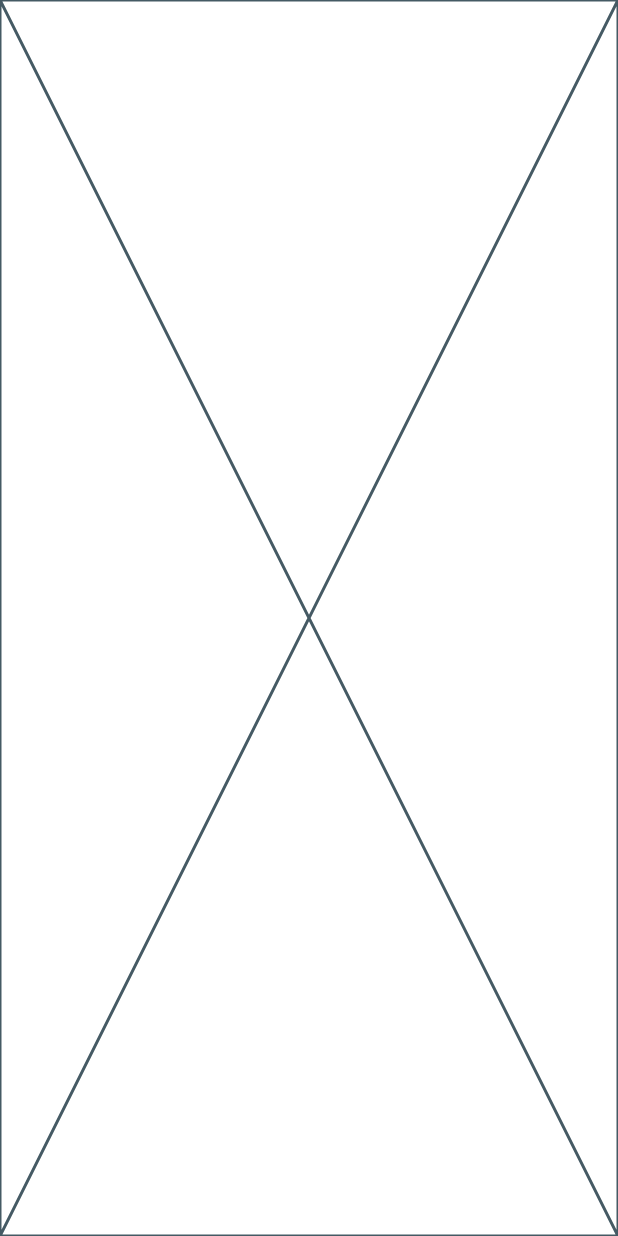
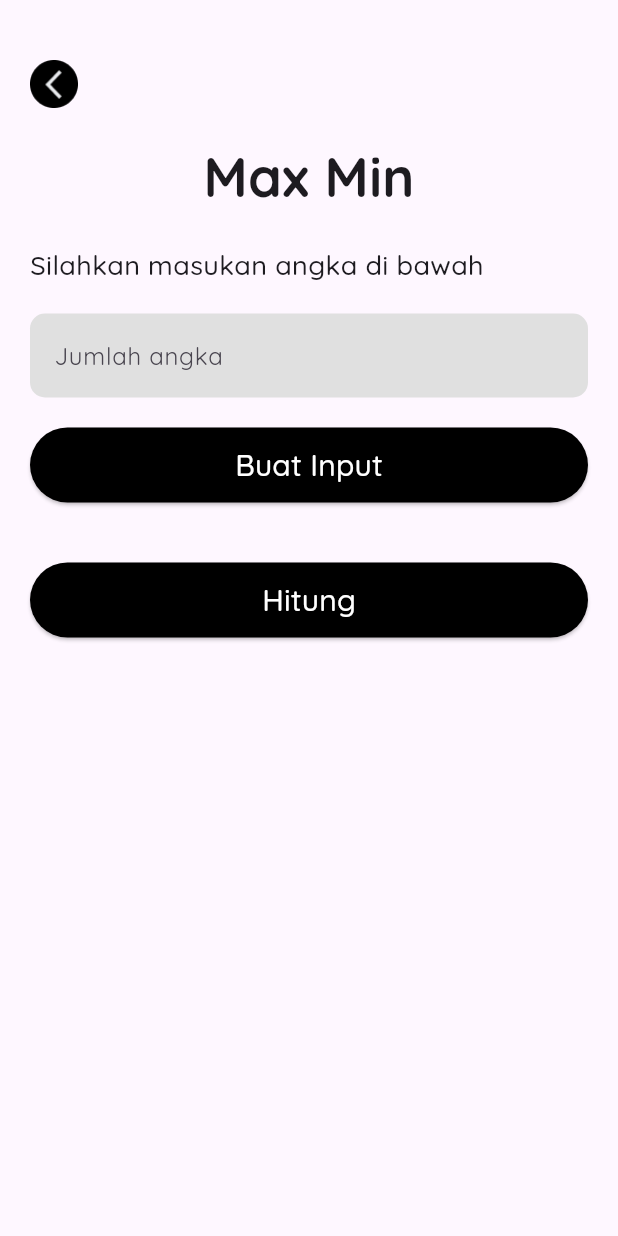
Before and after one commit to Simad9/mobile_tugas1, a Flutter app: the HomePage screen opened directly, after a tap on "Keluar", after a tap on "Masuk", after a tap on "Max Min", on a phone screen of 412 x 824 dp. Run offline on Flutter 3.47's test engine with Material 3 defaults, Android fonts, the phone set to English and light mode, and no system bars; our stand-ins replace google_fonts.

Commit message:
maxmin setengah jadi

```diff
--- a/lib/main.dart
+++ b/lib/main.dart
@@ -22,7 +22,7 @@ class MyApp extends StatelessWidget {
         // colorScheme: ColorScheme.fromSeed(seedColor: Colors.deepPurple),
         useMaterial3: true,
       ),
-      home: HitungPage(),
+      home: MaxminPage(),
     );
   }
 }
--- a/lib/pages/menu/genapganjil_page.dart
+++ b/lib/pages/menu/genapganjil_page.dart
@@ -27,6 +27,7 @@ class _GenapganjilPageState extends State<GenapganjilPage> {
   }
 
   @override
+
   Widget build(BuildContext context) {
     return Scaffold(
         body: Container(
--- a/lib/pages/menu/maxmin_page.dart
+++ b/lib/pages/menu/maxmin_page.dart
@@ -1,10 +1,194 @@
 import 'package:flutter/material.dart';
+import '../../import/all_pages.dart';
 
-class MaxminPage extends StatelessWidget {
+class MaxminPage extends StatefulWidget {
   const MaxminPage({super.key});
 
   @override
+  State<MaxminPage> createState() => _MaxminPageState();
+}
+
+class _MaxminPageState extends State<MaxminPage> {
+  final TextEditingController angkaController = TextEditingController();
+  List<int> angkaList = [];
+
+  void perulangan() {
+    int i = int.tryParse(angkaController.text) ?? 0;
+    setState(() {
+      angkaList = List.generate(i, (index) => 0);
+    });
+  }
+
+  void hitungMaxMin() {
+    if (angkaList.isEmpty) {
+      showDialog(
+        context: context,
+        builder: (context) {
+          return AlertDialog(
+            title: const Text("Peringatan"),
+            content: const Text("Masukkan angka terlebih dahulu!"),
+            actions: [
+              TextButton(
+                onPressed: () => Navigator.pop(context),
+                child: const Text("OK"),
+              )
+            ],
+          );
+        },
+      );
+      return;
+    }
+
+    int max = angkaList.reduce((curr, next) => curr > next ? curr : next);
+    int min = angkaList.reduce((curr, next) => curr < next ? curr : next);
+
+    showDialog(
+      context: context,
+      builder: (context) {
+        return AlertDialog(
+          title: const Text("Hasil"),
+          content: Text("Max: $max, Min: $min"),
+          actions: [
+            TextButton(
+              onPressed: () {
+                Navigator.pop(context);
+              },
+              child: const Text("OK"),
+            )
+          ],
+        );
+      },
+    );
+  }
+
+  @override
   Widget build(BuildContext context) {
-    return const Placeholder();
+    return Scaffold(
+      body: SingleChildScrollView(
+        padding: const EdgeInsets.symmetric(horizontal: 20, vertical: 40),
+        child: Column(
+          crossAxisAlignment: CrossAxisAlignment.start,
+          children: [
+            // Tombol Kembali
+            GestureDetector(
+              onTap: () {
+                Navigator.push(context,
+                    MaterialPageRoute(builder: (context) => HomePage()));
+              },
+              child: Image.asset(
+                "images/backbutton.png",
+                width: 32,
+                height: 32,
+              ),
+            ),
+            const SizedBox(height: 20),
+
+            // Judul
+            const Align(
+              alignment: Alignment.center,
+              child: Text(
+                "Max Min",
+                style: TextStyle(fontSize: 36, fontWeight: FontWeight.bold),
+              ),
+            ),
+            const SizedBox(height: 20),
+
+            // Deskripsi
+            const Text(
+              "Silahkan masukan angka di bawah",
+              style: TextStyle(fontSize: 18, fontWeight: FontWeight.w500),
+            ),
+            const SizedBox(height: 20),
+
+            // Input angka jumlah elemen
+            TextField(
+              controller: angkaController,
+              keyboardType: TextInputType.number,
+              decoration: InputDecoration(
+                hintText: "Jumlah angka",
+                filled: true,
+                fillColor: Colors.grey[300],
+                border: OutlineInputBorder(
+                  borderRadius: BorderRadius.circular(10),
+                  borderSide: BorderSide.none,
+                ),
+              ),
+            ),
+            const SizedBox(height: 20),
+
+            // Tombol Generate Input
+            SizedBox(
+              width: double.infinity,
+              height: 50,
+              child: ElevatedButton(
+                style: ElevatedButton.styleFrom(
+                  backgroundColor: Colors.black,
+                  shape: RoundedRectangleBorder(
+                    borderRadius: BorderRadius.circular(30),
+                  ),
+                ),
+                onPressed: perulangan,
+                child: const Text(
+                  "Buat Input",
+                  style: TextStyle(
+                      color: Colors.white,
+                      fontSize: 20,
+                      fontWeight: FontWeight.w500),
+                ),
+              ),
+            ),
+            const SizedBox(height: 20),
+
+            // Daftar Input Angka
+            ListView.builder(
+              shrinkWrap: true,
+              physics: const NeverScrollableScrollPhysics(),
+              itemCount: angkaList.length,
+              itemBuilder: (context, index) {
+                return Padding(
+                  padding: const EdgeInsets.symmetric(vertical: 8.0),
+                  child: TextField(
+                    keyboardType: TextInputType.number,
+                    onChanged: (value) {
+                      int input = int.tryParse(value) ?? 0;
+                      setState(() {
+                        angkaList[index] = input;
+                      });
+                    },
+                    decoration: InputDecoration(
+                      labelText: "Angka ke-${index + 1}",
+                      border: const OutlineInputBorder(),
+                    ),
+                  ),
+                );
+              },
+            ),
+            const SizedBox(height: 20),
+
+            // Tombol Hitung Max Min
+            SizedBox(
+              width: double.infinity,
+              height: 50,
+              child: ElevatedButton(
+                style: ElevatedButton.styleFrom(
+                  backgroundColor: Colors.black,
+                  shape: RoundedRectangleBorder(
+                    borderRadius: BorderRadius.circular(30),
+                  ),
+                ),
+                onPressed: hitungMaxMin,
+                child: const Text(
+                  "Hitung",
+                  style: TextStyle(
+                      color: Colors.white,
+                      fontSize: 20,
+                      fontWeight: FontWeight.w500),
+                ),
+              ),
+            ),
+          ],
+        ),
+      ),
+    );
   }
 }
```
